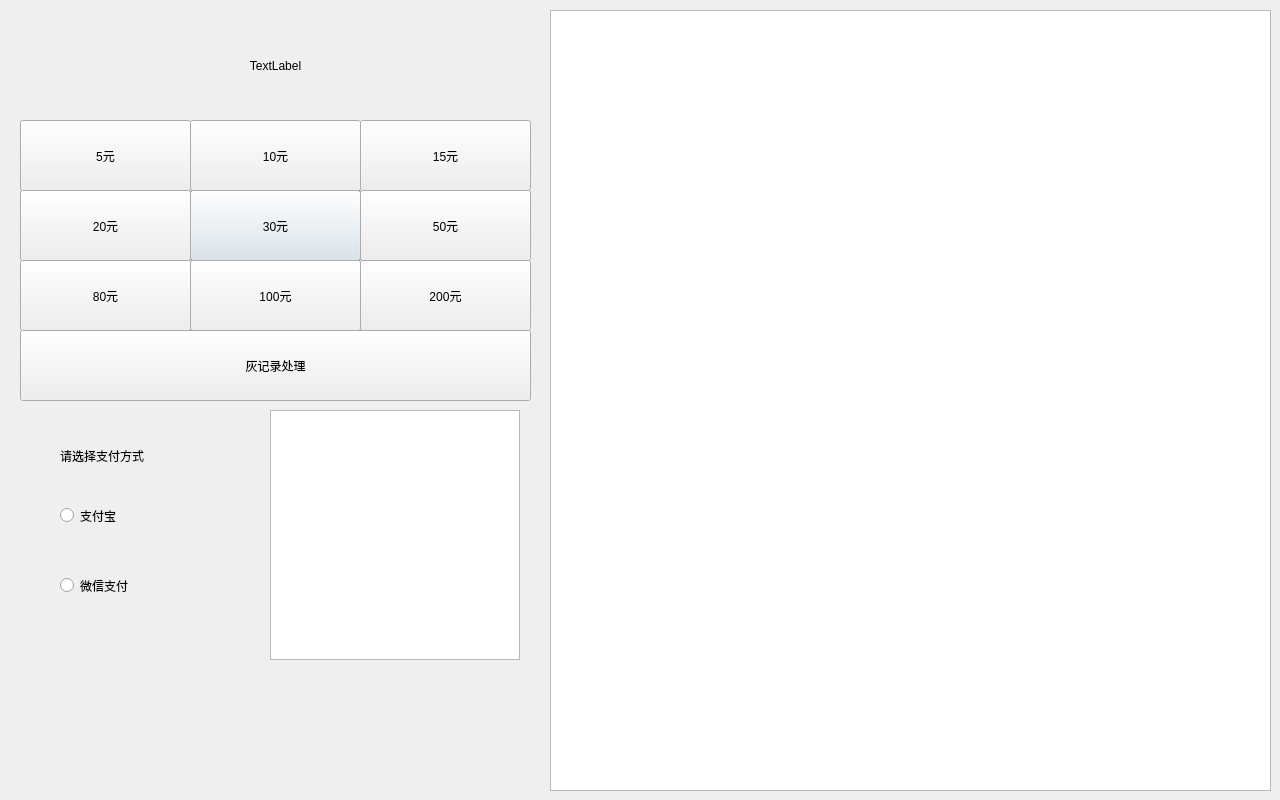
Old version of the form cardrecharger.ui in the repository FatSunHYS/CardRecharger.
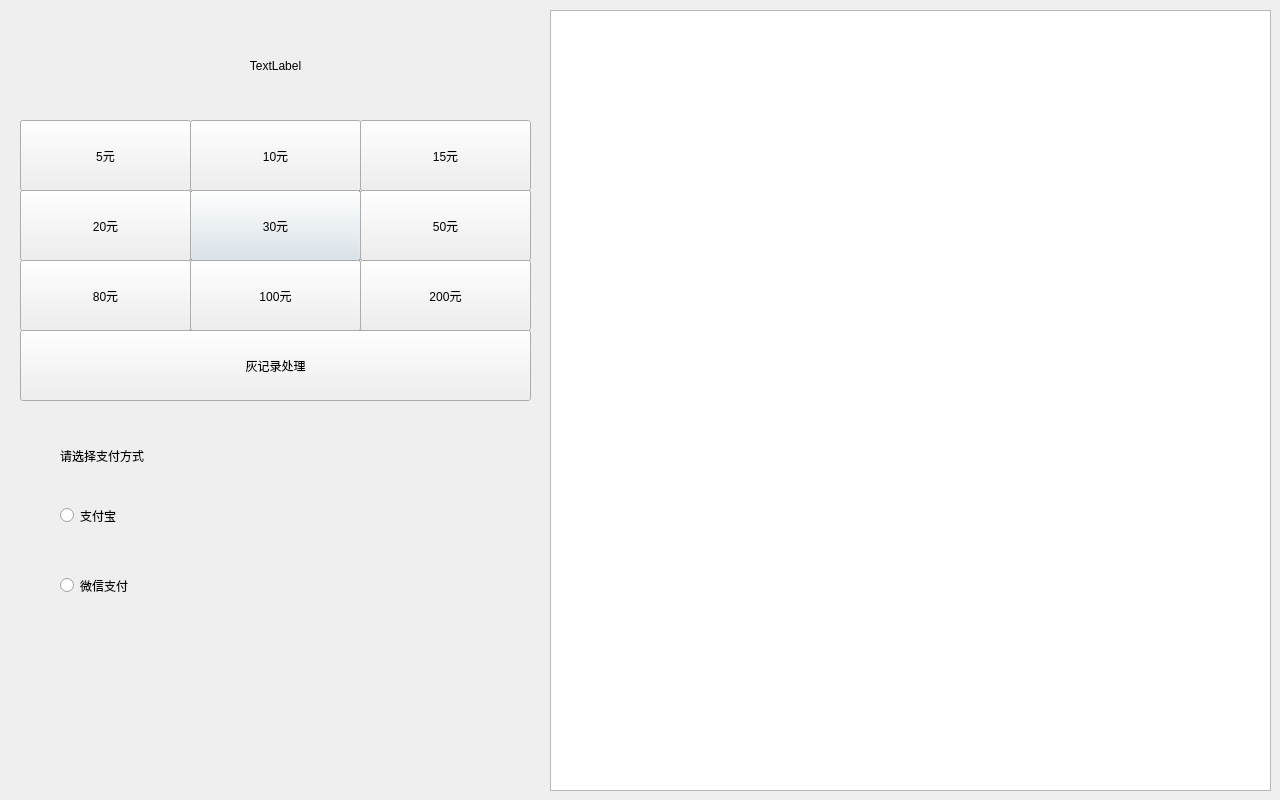
New version of the form.

Commit message: Add libqrencode to the project.Now the program can output the qrcode image,but it can not show the image to the main window.

Patch:
```diff
--- a/cardrecharger.ui
+++ b/cardrecharger.ui
@@ -35,16 +35,6 @@
     </rect>
    </property>
   </widget>
-  <widget class="QGraphicsView" name="TwoDimensionCodeGraphics">
-   <property name="geometry">
-    <rect>
-     <x>270</x>
-     <y>410</y>
-     <width>250</width>
-     <height>250</height>
-    </rect>
-   </property>
-  </widget>
   <widget class="QLabel" name="StatusLabel">
    <property name="geometry">
     <rect>
@@ -233,6 +223,31 @@
     <string>灰记录处理</string>
    </property>
   </widget>
+  <widget class="QLabel" name="QRcodeImageLabel">
+   <property name="geometry">
+    <rect>
+     <x>260</x>
+     <y>430</y>
+     <width>250</width>
+     <height>250</height>
+    </rect>
+   </property>
+   <property name="minimumSize">
+    <size>
+     <width>250</width>
+     <height>250</height>
+    </size>
+   </property>
+   <property name="maximumSize">
+    <size>
+     <width>250</width>
+     <height>250</height>
+    </size>
+   </property>
+   <property name="text">
+    <string/>
+   </property>
+  </widget>
  </widget>
  <layoutdefault spacing="6" margin="11"/>
  <resources/>
```
The commit also changes 11 other files.
